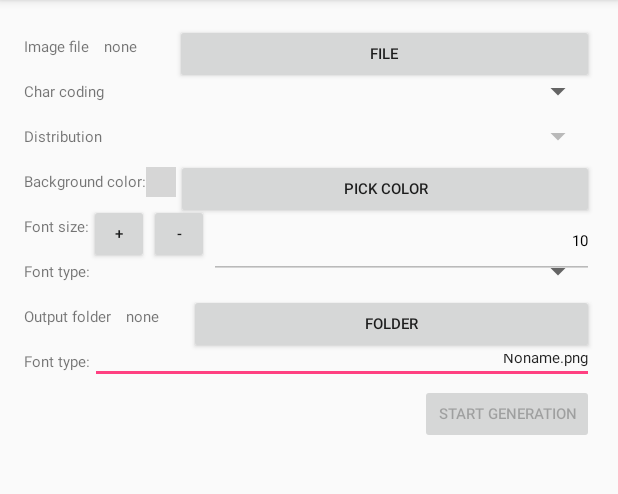
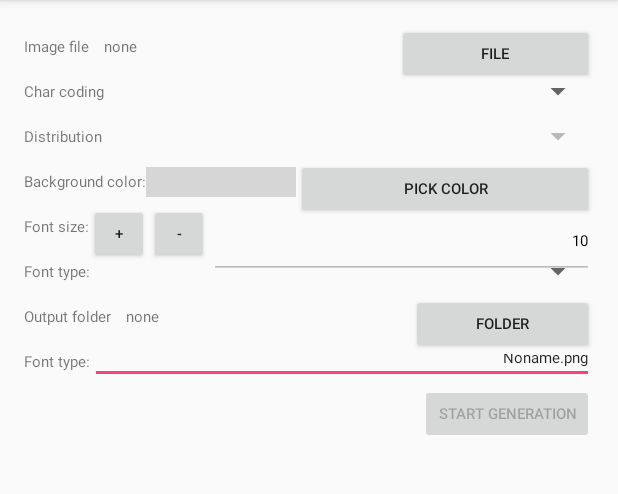
Before and after one commit to jesperancinha/image-train-filters-android, an Android app: the screen it shows after launch (MainActivity), on a phone screen of 412 x 824 dp, the part 84-578 px from its top. Run offline under Robolectric (Android 15) with nearby library versions, the phone set to English and light mode, and no system bars; libraries missing offline, so code that uses them is left out: com.flask.colorpicker; 3 statements that could not run were skipped; grey boxes are pictures that could not be loaded.

Commit message:
SZ-N Visual aesthetics and status area

```diff
--- a/app/src/main/java/com/steelzack/chartizateapp/MainActivity.java
+++ b/app/src/main/java/com/steelzack/chartizateapp/MainActivity.java
@@ -32,6 +32,8 @@ import com.steelzack.chartizateapp.file.manager.FileManagerItem;
 import com.steelzack.chartizateapp.font.manager.FontManagerAdapter;
 import com.steelzack.chartizateapp.language.manager.LanguageManagerAdapter;
 
+import org.w3c.dom.Text;
+
 import java.io.File;
 import java.io.FileInputStream;
 import java.io.FileNotFoundException;
@@ -50,19 +52,26 @@ public class MainActivity extends AppCompatActivity {
 
     private FileManagerItem currentSelectedFolder = null;
 
-    List<String> listOfAllLanguageCode = ChartizateFontManager.getAllUniCodeBlockStringsJava7();
+    final List<String> listOfAllLanguageCode = ChartizateFontManager.getAllUniCodeBlockStringsJava7();
 
-    List<String> listOfAllDistributions = ChartizateFontManager.getAllDistributionTypes();
+    final List<String> listOfAllDistributions = ChartizateFontManager.getAllDistributionTypes();
 
     final List<String> listOfAllFonts = ChartizateFontManagerImpl.getAllFontTypes();
+
     private ChartizateSurfaceView svSelectedColor;
+
     private EditText editFontSize;
+
+    private Button btnStart;
+
+    private TextView textStatus;
 
     @Override
     protected void onCreate(Bundle savedInstanceState) {
         super.onCreate(savedInstanceState);
 
         Collections.sort(listOfAllLanguageCode);
+        Collections.sort(listOfAllFonts);
 
         setContentView(com.steelzack.chartizateapp.R.layout.activity_main);
         final Toolbar toolbar = (Toolbar) findViewById(com.steelzack.chartizateapp.R.id.toolbar);
@@ -115,8 +124,8 @@ public class MainActivity extends AppCompatActivity {
 
         editFontSize = (EditText) findViewById(com.steelzack.chartizateapp.R.id.editFontSize);
 
-        final Button btnStartGeneration = (Button) findViewById(R.id.btnStart);
-        btnStartGeneration.setEnabled(validate());
+        btnStart = (Button) findViewById(R.id.btnStart);
+        btnStart.setEnabled(validate());
 
         final EditText editFileName = (EditText) findViewById(R.id.editOutputFileName);
         editFileName.setOnEditorActionListener(new TextView.OnEditorActionListener() {
@@ -127,6 +136,9 @@ public class MainActivity extends AppCompatActivity {
                 return true;
             }
         });
+
+        textStatus = (TextView) findViewById(R.id.textStatus);
+
     }
 
     @Override
@@ -275,9 +287,15 @@ public class MainActivity extends AppCompatActivity {
 
 
     public void pGenerateFile(View view) throws IOException {
+        btnStart.setEnabled(false);
+        textStatus.setText("Please wait while chartizating...");
+        final Runnable task = new Runnable() {
+            @Override
+            public void run() {
+                try {
                     final File rawCurrehtSelectedFile = currentSelectedFile.getFile();
                     final String rawFontSize = ((EditText) findViewById(R.id.editFontSize)).getText().toString();
-        final String outputFileName = ((EditText) findViewById(com.steelzack.chartizateapp.R.id.editOutputFileName)).getText().toString();
+                    final String outputFileName = ((EditText) findViewById(R.id.editOutputFileName)).getText().toString();
                     final String fontType = ((Spinner) findViewById(R.id.spiFontType)).getSelectedItem().toString();
                     final String alphabet = ((Spinner) findViewById(R.id.spiLanguageCode)).getSelectedItem().toString();
 
@@ -312,5 +330,20 @@ public class MainActivity extends AppCompatActivity {
                                 .setIcon(android.R.drawable.ic_dialog_alert)
                                 .show();
                     }
+                } catch (Exception e) {
+                    throw new RuntimeException(e);
+                } finally {
+                    textStatus.setText("Done!");
+                    btnStart.post(new Runnable() {
+                        @Override
+                        public void run() {
+                            btnStart.setEnabled(true);
+
+                        }
+                    });
                 }
             }
+        };
+        textStatus.post(task);
+    }
+}
--- a/app/src/main/res/layout/content_main.xml
+++ b/app/src/main/res/layout/content_main.xml
@@ -36,7 +36,7 @@
         android:layout_toRightOf="@+id/lblSelectedFile"
         android:gravity="center_vertical"
         android:height="@dimen/menu_item_height"
-        android:maxWidth="200dp"
+        android:minWidth="200dp"
         android:textSize="@dimen/menu_item_font"
         />
 
@@ -129,7 +129,7 @@
         />
 
     <com.steelzack.chartizateapp.common.ChartizateSurfaceView
-        android:layout_width="20dp"
+        android:layout_width="100dp"
         android:layout_height="20dp"
         android:id="@+id/svSelectedColor"
         android:layout_below="@+id/lblDistribution"
@@ -158,6 +158,7 @@
         android:height="@dimen/menu_item_height"
         android:textSize="@dimen/menu_item_font"
         android:maxHeight="@dimen/menu_item_height"
+        android:maxWidth="200dp"
         />
 
     <TextView
@@ -267,6 +268,7 @@
         android:height="@dimen/menu_item_height"
         android:layout_below="@id/lblFontType"
         android:textSize="@dimen/menu_item_font"
+        android:minWidth="200dp"
         />
 
     <Button
@@ -283,6 +285,7 @@
         android:height="@dimen/menu_item_height"
         android:layout_below="@id/lblFontType"
         android:textSize="@dimen/menu_item_font"
+        android:maxWidth="200dp"
         />
 
     <TextView
@@ -324,6 +327,17 @@
         android:height="@dimen/menu_item_height"
         android:layout_below="@id/editOutputFileName"
         android:textSize="@dimen/menu_item_font"
+        android:maxWidth="200dp"
         />
 
+    <TextView
+        android:layout_width="wrap_content"
+        android:layout_height="wrap_content"
+        android:textAppearance="?android:attr/textAppearanceLarge"
+        android:textSize="@dimen/menu_item_font"
+        android:id="@+id/textStatus"
+        android:layout_below="@+id/btnStart"
+        android:layout_alignParentStart="true"
+        android:layout_alignEnd="@+id/btnStart" />
+
 </RelativeLayout>
--- a/app/src/main/res/values-v21/dimens.xml
+++ b/app/src/main/res/values-v21/dimens.xml
@@ -3,4 +3,5 @@
     <dimen name="menu_item_height">30dp</dimen>
     <dimen name="menu_item_font">10sp</dimen>
     <dimen name="menu_item_btn_height">40dp</dimen>
+    <dimen name="directory_item_dim">50dp</dimen>
 </resources>
--- a/app/src/main/res/values-w820dp/dimens.xml
+++ b/app/src/main/res/values-w820dp/dimens.xml
@@ -6,4 +6,5 @@
     <dimen name="menu_item_height">30dp</dimen>
     <dimen name="menu_item_font">10sp</dimen>
     <dimen name="menu_item_btn_height">40dp</dimen>
+    <dimen name="directory_item_dim">50dp</dimen>
 </resources>
--- a/app/src/main/res/values/dimens.xml
+++ b/app/src/main/res/values/dimens.xml
@@ -6,4 +6,5 @@
     <dimen name="menu_item_height">30dp</dimen>
     <dimen name="menu_item_font">10sp</dimen>
     <dimen name="menu_item_btn_height">40dp</dimen>
+    <dimen name="directory_item_dim">50dp</dimen>
 </resources>
```
Also changed, not shown: app/src/main/res/layout/file_navigator.xml (+6 -3 lines). Lines whose indentation alone changed are shown as unchanged.
